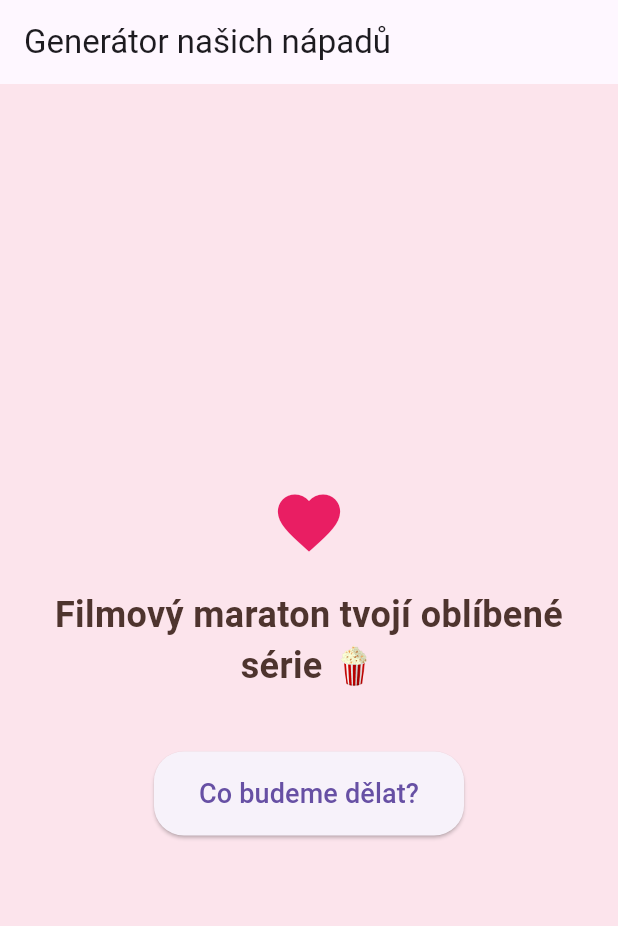
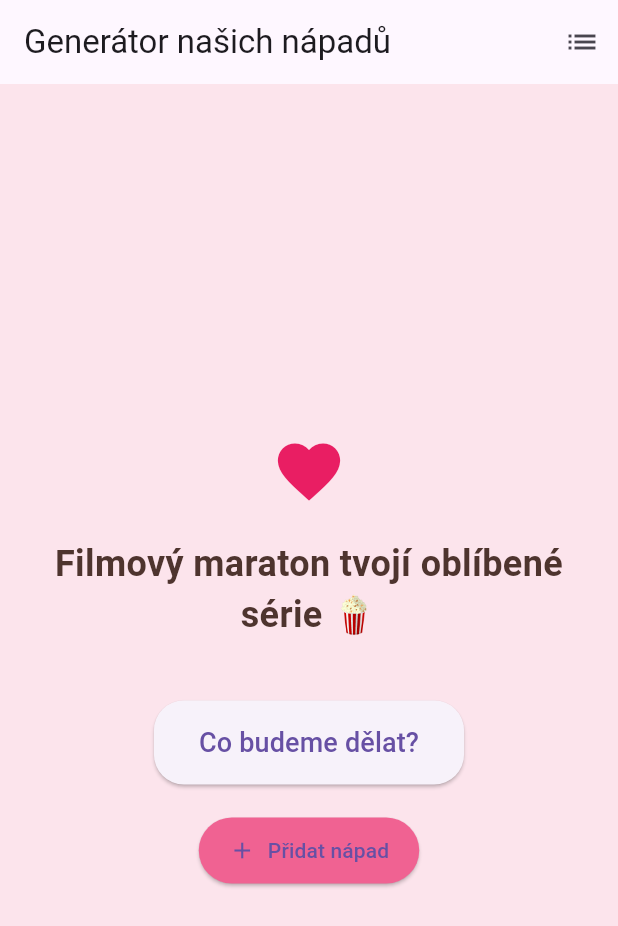
Before and after one commit to hrosicka/great-weekend, a Flutter app: the screen it shows after launch, after a tap on "Co budeme dělat?", on a phone screen of 412 x 824 dp. Shown: the top 926 px of the screen. Run offline on Flutter 3.47's test engine with Material 3 defaults, Android fonts, the phone set to English and light mode, and no system bars; our stand-ins replace shared_preferences.

Commit message:
custom ideas added

```diff
--- a/lib/main.dart
+++ b/lib/main.dart
@@ -1,70 +1,243 @@
 import 'package:flutter/material.dart';
 import 'dart:math';
+import 'models/idea_model.dart';
+import 'services/idea_service.dart';
 
-void main() => runApp(IdeaGeneratorApp());
+void main() async {
+  WidgetsFlutterBinding.ensureInitialized();
+  final ideaService = IdeaService();
+  await ideaService.init();
+  runApp(IdeaGeneratorApp(ideaService: ideaService));
+}
 
 class IdeaGeneratorApp extends StatelessWidget {
+  final IdeaService ideaService;
+
+  const IdeaGeneratorApp({required this.ideaService});
+
   @override
   Widget build(BuildContext context) {
     return MaterialApp(
       debugShowCheckedModeBanner: false,
       theme: ThemeData(primarySwatch: Colors.pink),
-      home: IdeaScreen(),
+      home: IdeaScreen(ideaService: ideaService),
     );
   }
 }
 
 class IdeaScreen extends StatefulWidget {
+  final IdeaService ideaService;
+
+  const IdeaScreen({required this.ideaService});
+
   @override
   _IdeaScreenState createState() => _IdeaScreenState();
 }
 
 class _IdeaScreenState extends State<IdeaScreen> {
-  // --- TADY SI DOPRAV VLASTNÍ NÁPADY ---
-  final List<String> ideas = [
-    "Společná procházka v parku při západu slunce 🌅",
-    "Domácí pizza night (každý dělá svou polovinu) 🍕",
-    "Filmový maraton tvojí oblíbené série 🍿",
-    "Návštěva deskoherní kavárny 🎲",
-    "Výlet na nejbližší hrad nebo zříceninu 🏰",
-    "Společné vaření nového receptu 🍳",
-    "Večer bez telefonů jen s vínem a hudbou 🍷",
-  ];
+  late List<Idea> allIdeas = [];
+  String currentIdea = "Klikni na tlačítko a naplánuj nám program! ❤️";
+  bool isLoading = true;
 
-  String currentIdea = "Klikni na tlačítko a naplánuj nám program! ❤️";
+  @override
+  void initState() {
+    super.initState();
+    _loadIdeas();
+  }
+
+  Future<void> _loadIdeas() async {
+    final ideas = await widget.ideaService.getAllIdeas();
+    setState(() {
+      allIdeas = ideas;
+      isLoading = false;
+    });
+  }
 
   void generateIdea() {
+    if (allIdeas.isEmpty) {
       setState(() {
-      currentIdea = ideas[Random().nextInt(ideas.length)];
+        currentIdea = "Zatím žádné nápady! Přidej si nějaké. 😊";
       });
+      return;
+    }
+
+    setState(() {
+      currentIdea = allIdeas[Random().nextInt(allIdeas.length)].text;
+    });
+  }
+
+  void _showAddIdeaDialog() {
+    final TextEditingController controller = TextEditingController();
+
+    showDialog(
+      context: context,
+      builder: (context) => AlertDialog(
+        title: const Text("Přidej nový nápad 💡"),
+        content: TextField(
+          controller: controller,
+          decoration: const InputDecoration(
+            hintText: "Napiš nápad na aktivitu...",
+            border: OutlineInputBorder(),
+          ),
+          maxLines: 3,
+        ),
+        actions: [
+          TextButton(
+            onPressed: () => Navigator.pop(context),
+            child: const Text("Zrušit"),
+          ),
+          ElevatedButton(
+            onPressed: () async {
+              try {
+                if (controller.text.trim().isNotEmpty) {
+                  await widget.ideaService.addIdea(controller.text.trim());
+                  await _loadIdeas();
+                  Navigator.pop(context);
+
+                  ScaffoldMessenger.of(context).showSnackBar(
+                    const SnackBar(
+                      content: Text("Nápad přidán! 🎉"),
+                      duration: Duration(seconds: 2),
+                    ),
+                  );
+                }
+              } catch (e) {
+                ScaffoldMessenger.of(context).showSnackBar(
+                  SnackBar(content: Text("Chyba: $e")),
+                );
+              }
+            },
+            child: const Text("Přidat"),
+          ),
+        ],
+      ),
+    );
+  }
+
+  void _showCustomIdeasDialog() {
+    showDialog(
+      context: context,
+      builder: (context) => FutureBuilder<List<Idea>>(
+        future: widget.ideaService.getCustomIdeas(),
+        builder: (context, snapshot) {
+          if (!snapshot.hasData) {
+            return const AlertDialog(
+              content: CircularProgressIndicator(),
+            );
+          }
+
+          final customIdeas = snapshot.data!;
+
+          if (customIdeas.isEmpty) {
+            return AlertDialog(
+              title: const Text("Moje nápady"),
+              content: const Text("Zatím jsi nepřidal žádné vlastní nápady."),
+              actions: [
+                TextButton(
+                  onPressed: () => Navigator.pop(context),
+                  child: const Text("OK"),
+                ),
+              ],
+            );
+          }
+
+          return AlertDialog(
+            title: const Text("Moje nápady"),
+            content: SizedBox(
+              width: double.maxFinite,
+              child: ListView.builder(
+                itemCount: customIdeas.length,
+                itemBuilder: (context, index) {
+                  final idea = customIdeas[index];
+                  return ListTile(
+                    title: Text(idea.text),
+                    trailing: IconButton(
+                      icon: const Icon(Icons.delete, color: Colors.red),
+                      onPressed: () async {
+                        await widget.ideaService.deleteIdea(idea.text);
+                        await _loadIdeas();
+                        Navigator.pop(context);
+                        _showCustomIdeasDialog();
+                      },
+                    ),
+                  );
+                },
+              ),
+            ),
+            actions: [
+              TextButton(
+                onPressed: () => Navigator.pop(context),
+                child: const Text("Zavřít"),
+              ),
+            ],
+          );
+        },
+      ),
+    );
   }
 
   @override
   Widget build(BuildContext context) {
     return Scaffold(
       backgroundColor: Colors.pink[50],
-      appBar: AppBar(title: Text("Generátor našich nápadů")),
-      body: Center(
+      appBar: AppBar(
+        title: const Text("Generátor našich nápadů"),
+        actions: [
+          IconButton(
+            icon: const Icon(Icons.list),
+            onPressed: _showCustomIdeasDialog,
+            tooltip: "Moje nápady",
+          ),
+        ],
+      ),
+      body: isLoading
+          ? const Center(child: CircularProgressIndicator())
+          : Center(
               child: Padding(
                 padding: const EdgeInsets.all(20.0),
                 child: Column(
                   mainAxisAlignment: MainAxisAlignment.center,
                   children: [
                     Icon(Icons.favorite, color: Colors.pink, size: 50),
-              SizedBox(height: 20),
+                    const SizedBox(height: 20),
                     Text(
                       currentIdea,
                       textAlign: TextAlign.center,
-                style: TextStyle(fontSize: 24, fontWeight: FontWeight.bold, color: Colors.brown[800]),
+                      style: TextStyle(
+                        fontSize: 24,
+                        fontWeight: FontWeight.bold,
+                        color: Colors.brown[800],
                       ),
-              SizedBox(height: 40),
+                    ),
+                    const SizedBox(height: 40),
                     ElevatedButton(
                       onPressed: generateIdea,
                       style: ElevatedButton.styleFrom(
-                  padding: EdgeInsets.symmetric(horizontal: 30, vertical: 15),
-                  shape: RoundedRectangleBorder(borderRadius: BorderRadius.circular(20)),
+                        padding: const EdgeInsets.symmetric(
+                          horizontal: 30,
+                          vertical: 15,
                         ),
-                child: Text("Co budeme dělat?", style: TextStyle(fontSize: 18)),
+                        shape: RoundedRectangleBorder(
+                          borderRadius: BorderRadius.circular(20),
+                        ),
+                      ),
+                      child: const Text(
+                        "Co budeme dělat?",
+                        style: TextStyle(fontSize: 18),
+                      ),
+                    ),
+                    const SizedBox(height: 20),
+                    ElevatedButton.icon(
+                      onPressed: _showAddIdeaDialog,
+                      icon: const Icon(Icons.add),
+                      label: const Text("Přidat nápad"),
+                      style: ElevatedButton.styleFrom(
+                        backgroundColor: Colors.pink[300],
+                        padding: const EdgeInsets.symmetric(
+                          horizontal: 20,
+                          vertical: 12,
+                        ),
+                      ),
                     ),
                   ],
                 ),
--- /dev/null
+++ b/lib/models/idea_model.dart
@@ -0,0 +1,21 @@
+class Idea {
+  final String text;
+  final bool isCustom; // true = uživatel přidal, false = výchozí
+
+  Idea({
+    required this.text,
+    this.isCustom = false,
+  });
+
+  // Serializace do JSON
+  Map<String, dynamic> toJson() => {
+    'text': text,
+    'isCustom': isCustom,
+  };
+
+  // Deserializace z JSON
+  factory Idea.fromJson(Map<String, dynamic> json) => Idea(
+    text: json['text'],
+    isCustom: json['isCustom'] ?? false,
+  );
+}
--- /dev/null
+++ b/lib/services/idea_service.dart
@@ -0,0 +1,88 @@
+import 'dart:convert';
+import 'package:shared_preferences/shared_preferences.dart';
+import '../models/idea_model.dart';
+
+class IdeaService {
+  static const String _storageKey = 'custom_ideas';
+  late SharedPreferences _prefs;
+
+  // Výchozí nápady
+  static final List<Idea> defaultIdeas = [
+    Idea(text: "Společná procházka v parku při západu slunce 🌅"),
+    Idea(text: "Domácí pizza night (každý dělá svou polovinu) 🍕"),
+    Idea(text: "Filmový maraton tvojí oblíbené série 🍿"),
+    Idea(text: "Návštěva deskoherní kavárny 🎲"),
+    Idea(text: "Výlet na nejbližší hrad nebo zříceninu 🏰"),
+    Idea(text: "Společné vaření nového receptu 🍳"),
+    Idea(text: "Večer bez telefonů jen s vínem a hudbou 🍷"),
+  ];
+
+  // Inicializace
+  Future<void> init() async {
+    _prefs = await SharedPreferences.getInstance();
+  }
+
+  // Načtení všech nápadů (výchozí + vlastní)
+  Future<List<Idea>> getAllIdeas() async {
+    List<Idea> allIdeas = List.from(defaultIdeas);
+    List<Idea> customIdeas = await getCustomIdeas();
+    allIdeas.addAll(customIdeas);
+    return allIdeas;
+  }
+
+  // Načtení pouze vlastních nápadů
+  Future<List<Idea>> getCustomIdeas() async {
+    final jsonString = _prefs.getString(_storageKey);
+
+    if (jsonString == null) {
+      return [];
+    }
+
+    try {
+      final List<dynamic> jsonList = jsonDecode(jsonString);
+      return jsonList
+          .map((json) => Idea.fromJson(json as Map<String, dynamic>))
+          .toList();
+    } catch (e) {
+      print('Chyba při načítání nápadů: $e');
+      return [];
+    }
+  }
+
+  // Přidání nového nápadu
+  Future<void> addIdea(String ideaText) async {
+    if (ideaText.trim().isEmpty) return;
+
+    List<Idea> customIdeas = await getCustomIdeas();
+
+    // Kontrola duplikátů
+    if (customIdeas.any((idea) => idea.text.toLowerCase() == ideaText.toLowerCase())) {
+      throw Exception('Tento nápad už existuje!');
+    }
+
+    customIdeas.add(Idea(text: ideaText, isCustom: true));
+
+    final jsonString = jsonEncode(
+      customIdeas.map((idea) => idea.toJson()).toList(),
+    );
+
+    await _prefs.setString(_storageKey, jsonString);
+  }
+
+  // Smazání nápadu
+  Future<void> deleteIdea(String ideaText) async {
+    List<Idea> customIdeas = await getCustomIdeas();
+    customIdeas.removeWhere((idea) => idea.text == ideaText);
+
+    final jsonString = jsonEncode(
+      customIdeas.map((idea) => idea.toJson()).toList(),
+    );
+
+    await _prefs.setString(_storageKey, jsonString);
+  }
+
+  // Smazání všech vlastních nápadů
+  Future<void> clearCustomIdeas() async {
+    await _prefs.remove(_storageKey);
+  }
+}
```
Also changed, not shown: pubspec.yaml (+2 -67 lines), pubspec.lock, 1 other file. Lines whose indentation alone changed are shown as unchanged.
